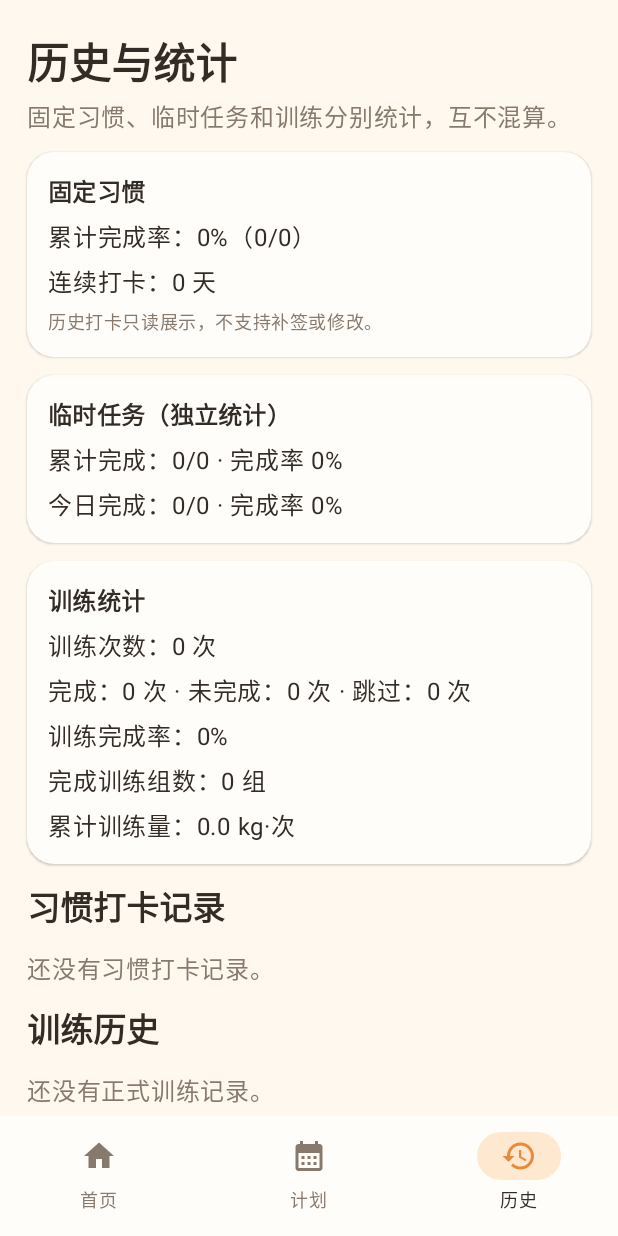
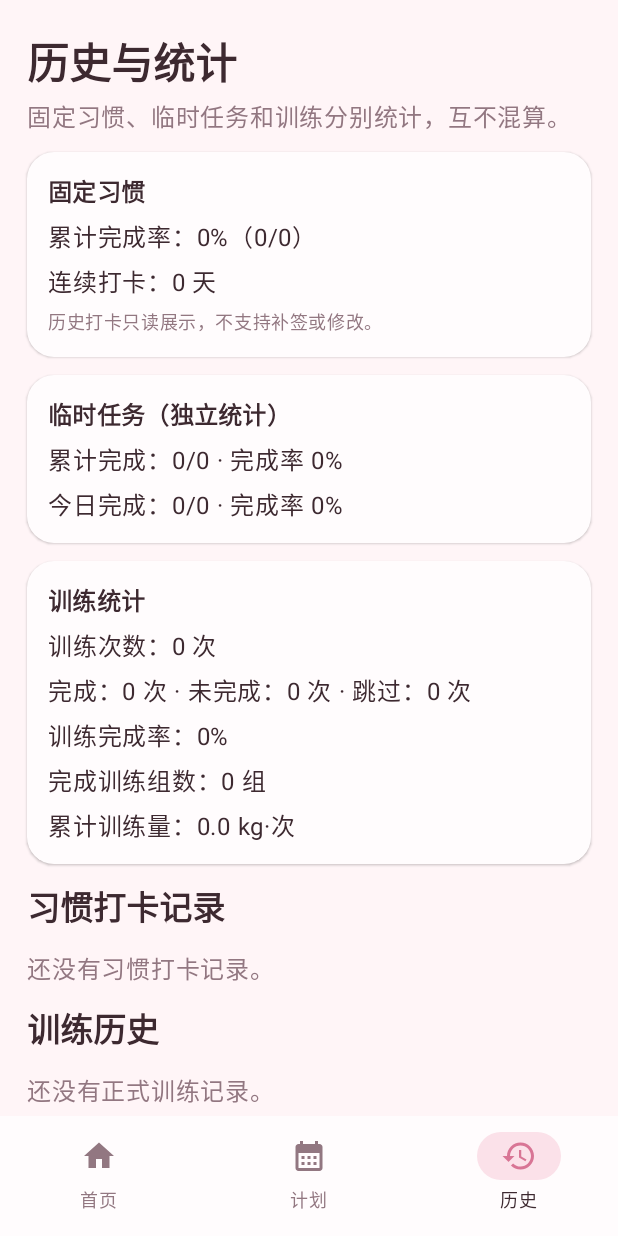
Before and after one commit to BXXDMHHH/DailyFit, an Android app built with Jetpack Compose: the screen it shows after launch (MainActivity), item 3 of the bottom bar chosen, on a phone screen of 412 x 824 dp. Run offline under Robolectric (Android 15) with nearby library versions, the phone set to English and light mode, and no system bars; our stand-ins replace Room's generated code.

Commit message:
Improve pink theme, habit completion, and workout import flow

```diff
--- a/app/src/main/java/com/dailyfit/app/ui/theme/Theme.kt
+++ b/app/src/main/java/com/dailyfit/app/ui/theme/Theme.kt
@@ -1,6 +1,7 @@
 package com.dailyfit.app.ui.theme
 
 import androidx.compose.foundation.isSystemInDarkTheme
+import androidx.compose.foundation.shape.RoundedCornerShape
 import androidx.compose.material3.MaterialTheme
 import androidx.compose.material3.Shapes
 import androidx.compose.material3.Typography
@@ -10,68 +11,69 @@ import androidx.compose.runtime.Composable
 import androidx.compose.ui.graphics.Color
 import androidx.compose.ui.text.font.FontWeight
 import androidx.compose.ui.unit.dp
-import androidx.compose.foundation.shape.RoundedCornerShape
 
-private val Ink = Color(0xFF332B25)
-private val Muted = Color(0xFF88796D)
-private val Canvas = Color(0xFFFFF8EF)
-private val Paper = Color(0xFFFFFDF9)
-private val SunOrange = Color(0xFFE88A3A)
-private val SunOrangeSoft = Color(0xFFFFE8D0)
-private val Honey = Color(0xFFF4C76B)
-private val Sage = Color(0xFF789477)
-private val Line = Color(0xFFF0E5D8)
+private val Ink = Color(0xFF3D2930)
+private val Muted = Color(0xFF927781)
+private val Canvas = Color(0xFFFFF5F7)
+private val Paper = Color(0xFFFFFCFD)
+private val Rose = Color(0xFFD87595)
+private val RoseSoft = Color(0xFFFBE1E9)
+private val Berry = Color(0xFFB95F7D)
+private val BerrySoft = Color(0xFFF8EAF0)
+private val WarmGold = Color(0xFFC28A55)
+private val WarmGoldSoft = Color(0xFFFFF0DF)
+private val Line = Color(0xFFF0DFE5)
 
 private val LightColors = lightColorScheme(
-    primary = SunOrange,
+    primary = Rose,
     onPrimary = Color.White,
-    primaryContainer = SunOrangeSoft,
-    onPrimaryContainer = Color(0xFF633512),
-    secondary = Color(0xFFB87936),
+    primaryContainer = RoseSoft,
+    onPrimaryContainer = Color(0xFF5B263A),
+    secondary = Berry,
     onSecondary = Color.White,
-    secondaryContainer = Color(0xFFFFF0D5),
-    onSecondaryContainer = Color(0xFF563B18),
-    tertiary = Sage,
+    secondaryContainer = BerrySoft,
+    onSecondaryContainer = Color(0xFF54283A),
+    tertiary = WarmGold,
     onTertiary = Color.White,
-    tertiaryContainer = Color(0xFFE6F0E2),
-    onTertiaryContainer = Color(0xFF243D27),
+    tertiaryContainer = WarmGoldSoft,
+    onTertiaryContainer = Color(0xFF573719),
     background = Canvas,
     onBackground = Ink,
     surface = Paper,
     onSurface = Ink,
-    surfaceVariant = Color(0xFFFFF1E2),
+    surfaceVariant = Color(0xFFFFEDF1),
     onSurfaceVariant = Muted,
-    outline = Color(0xFFD8C8B8),
+    outline = Color(0xFFD9BBC5),
     outlineVariant = Line,
-    error = Color(0xFFB94B3E),
-    errorContainer = Color(0xFFFFE8E3),
-    onErrorContainer = Color(0xFF641E17)
+    error = Color(0xFFB94B55),
+    errorContainer = Color(0xFFFFE7E8),
+    onErrorContainer = Color(0xFF641E27)
 )
 
 private val DarkColors = darkColorScheme(
-    primary = Color(0xFFFFB66F),
-    onPrimary = Color(0xFF482300),
-    primaryContainer = Color(0xFF704018),
-    onPrimaryContainer = Color(0xFFFFDCC0),
-    secondary = Color(0xFFEBC27D),
-    onSecondary = Color(0xFF422D0D),
-    secondaryContainer = Color(0xFF5B431F),
-    onSecondaryContainer = Color(0xFFFFE8BD),
-    tertiary = Color(0xFFB4CBAE),
-    onTertiary = Color(0xFF203820),
-    tertiaryContainer = Color(0xFF354F34),
-    onTertiaryContainer = Color(0xFFD0E8C9),
-    background = Color(0xFF211C17),
-    onBackground = Color(0xFFF4E9DE),
-    surface = Color(0xFF2B241E),
-    onSurface = Color(0xFFF4E9DE),
-    surfaceVariant = Color(0xFF3A3028),
-    onSurfaceVariant = Color(0xFFD1BFAE),
-    outline = Color(0xFF9B8571),
-    outlineVariant = Color(0xFF514338),
-    error = Color(0xFFFFB4A8),
-    errorContainer = Color(0xFF672B24),
-    onErrorContainer = Color(0xFFFFDAD3)
+    primary = Color(0xFFFFAFC5),
+    onPrimary = Color(0xFF581D34),
+    primaryContainer = Color(0xFF79384F),
+    onPrimaryContainer = Color(0xFFFFD9E3),
+    secondary = Color(0xFFEBAAC0),
+    onSecondary = Color(0xFF4D2436),
+    secondaryContainer = Color(0xFF653849),
+    onSecondaryContainer = Color(0xFFFFD9E5),
+    tertiary = Color(0xFFE6B987),
+    onTertiary = Color(0xFF432A12),
+    tertiaryContainer = Color(0xFF5C4126),
+    onTertiaryContainer = Color(0xFFFFDEB8),
+    background = Color(0xFF241B20),
+    onBackground = Color(0xFFF7EAF0),
+    surface = Color(0xFF30242B),
+    onSurface = Color(0xFFF7EAF0),
+    surfaceVariant = Color(0xFF43323B),
+    onSurfaceVariant = Color(0xFFD8BEC9),
+    outline = Color(0xFF9E7C8A),
+    outlineVariant = Color(0xFF58434D),
+    error = Color(0xFFFFB4AB),
+    errorContainer = Color(0xFF672B30),
+    onErrorContainer = Color(0xFFFFDAD6)
 )
 
 private val DailyFitShapes = Shapes(
```
